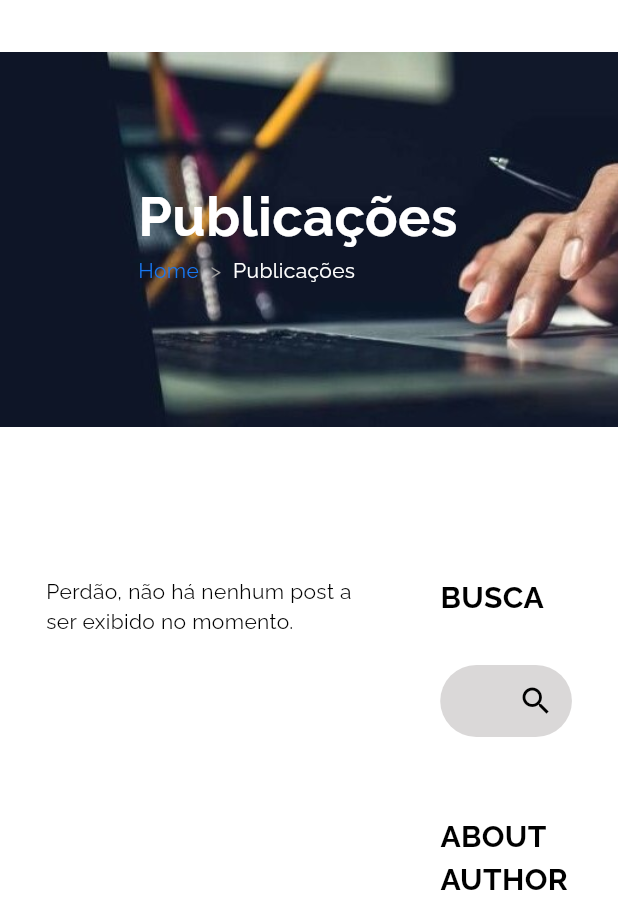
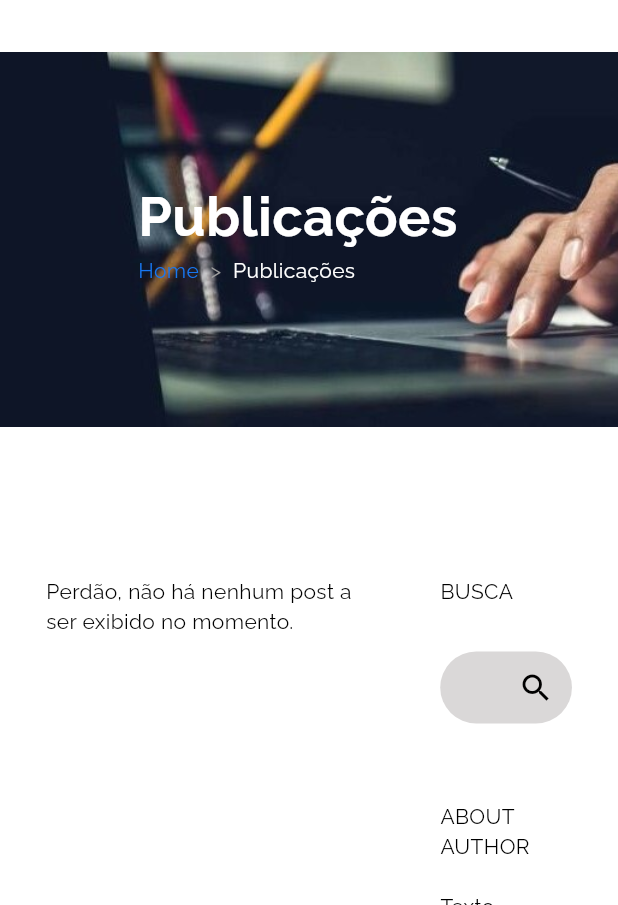
Before and after one commit to obama-imd/obamaHome, a Flutter app: the BlogDesktop widget shown alone on an empty page, opened directly with empty values, on a phone screen of 412 x 824 dp, the part 331-1236 px from its top. Run offline on Flutter 3.47's test engine with Material 3 defaults, Android fonts, the phone set to English and light mode, and no system bars; our stand-ins replace curved_navigation_bar, flutter_image_slideshow, flutter_map, flutter_riverpod, font_awesome_flutter, google_fonts and 3 more; missing offline and left inert: image_network; network calls fail; key blocks and very long unbroken strings in the code were emptied for the run.

Commit message:
Ajustes de responsividade de busca

```diff
--- a/lib/app/views/blog/components/blog-details.dart
+++ b/lib/app/views/blog/components/blog-details.dart
@@ -93,7 +93,7 @@ class _MyStatefulWidgetState extends ConsumerState<BlogDetails> {
                     Container(
                         padding: const EdgeInsets.only(top: 85.0, left: 15),
                         width: swidth * .295,
-                        child: blogFilters(context, swidth, datas, updateData)),
+                        child: blogFilters(context, swidth, datas, updateData, textTheme.titleSmall!)),
                   ])
                 ]);
               } else if (snapshot.hasError) {
--- a/lib/app/views/blog/components/blog-filters.dart
+++ b/lib/app/views/blog/components/blog-filters.dart
@@ -18,13 +18,14 @@ Widget blogFilters(
   double swidth,
   List<BlogModel?> datas,
   Function(String) updateData,
+  TextStyle titleStyle
 ) {
   bool isHover = false;
   return Column(crossAxisAlignment: CrossAxisAlignment.end, children: [
     Container(
         alignment: Alignment.centerLeft,
         margin: const EdgeInsets.only(bottom: 30),
-        child: Text('BUSCA', style: textTheme.titleSmall)),
+        child: Text('BUSCA', style: titleStyle)),
     Container(
         height: 50,
         margin: const EdgeInsets.only(bottom: 50),
@@ -45,7 +46,7 @@ Widget blogFilters(
     Container(
         alignment: Alignment.centerLeft,
         margin: const EdgeInsets.only(bottom: 20),
-        child: Text('ABOUT AUTHOR', style: textTheme.titleSmall)),
+        child: Text('ABOUT AUTHOR', style: titleStyle)),
     Container(
         alignment: Alignment.centerLeft,
         margin: const EdgeInsets.only(bottom: 50),
@@ -55,7 +56,7 @@ Widget blogFilters(
     Container(
         alignment: Alignment.centerLeft,
         margin: const EdgeInsets.only(bottom: 20),
-        child: Text('ÚLTIMOS POSTS', style: textTheme.titleSmall)),
+        child: Text('ÚLTIMOS POSTS', style: titleStyle)),
     // if (datas.isNotEmpty) ...{
       SizedBox(
         height: 80 * datas.length.toDouble(),
--- a/lib/app/views/blog/responsividade/blog_desktop.dart
+++ b/lib/app/views/blog/responsividade/blog_desktop.dart
@@ -15,7 +15,8 @@ class BlogDesktop extends ConsumerStatefulWidget {
   Key key;
   final double swidth;
   Function(String) updateData;
-  BlogDesktop(this.newData, this.key, this.swidth, this.updateData);
+  final TextStyle titleStyle;
+  BlogDesktop(this.newData, this.key, this.swidth, this.updateData, this.titleStyle);
   @override
   BlogDesktopState createState() => BlogDesktopState();
 }
@@ -59,7 +60,7 @@ class BlogDesktopState extends ConsumerState<BlogDesktop> {
                           padding: const EdgeInsets.only(top: 100, left: 30),
                           width: swidth * .286,
                           child: blogFilters(
-                              context, swidth, posts, widget.updateData)),
+                              context, swidth, posts, widget.updateData, widget.titleStyle)),
                     ]),
               ],
             );
--- a/lib/app/views/blog/responsividade/blog_mobile.dart
+++ b/lib/app/views/blog/responsividade/blog_mobile.dart
@@ -14,7 +14,8 @@ class BlogMobile extends ConsumerStatefulWidget {
   Key key;
   final double swidth;
   Function(String) updateData;
-  BlogMobile(this.newData, this.key, this.swidth, this.updateData);
+  final TextStyle titleStyle;
+  BlogMobile(this.newData, this.key, this.swidth, this.updateData, this.titleStyle);
 
   @override
   BlogMobileState createState() => BlogMobileState();
@@ -50,7 +51,7 @@ class BlogMobileState extends ConsumerState<BlogMobile> {
                               Padding(
                                 padding: paddingValues("fullGrid", context),
                                 child: blogFilters(
-                                    context, swidth, posts, widget.updateData),
+                                    context, swidth, posts, widget.updateData, widget.titleStyle),
                               ),
                             ])),
                     if (posts.isEmpty) ...{
--- a/lib/app/views/blog/responsividade/blog_tablet.dart
+++ b/lib/app/views/blog/responsividade/blog_tablet.dart
@@ -14,7 +14,8 @@ class BlogTablet extends ConsumerStatefulWidget {
   Key key;
   final double swidth;
   Function(String) updateData;
-  BlogTablet(this.newData, this.key, this.swidth, this.updateData);
+  final TextStyle titleStyle;
+  BlogTablet(this.newData, this.key, this.swidth, this.updateData, this.titleStyle);
   @override
   BlogTabletState createState() => BlogTabletState();
 }
@@ -49,7 +50,7 @@ class BlogTabletState extends ConsumerState<BlogTablet> {
                               Padding(
                                 padding: paddingValues("fullGrid", context),
                                 child: blogFilters(
-                                    context, swidth, posts, widget.updateData),
+                                    context, swidth, posts, widget.updateData, widget.titleStyle),
                               ),
                             ])),
                     if (posts.isEmpty) ...{
--- a/lib/utils/app_theme.dart
+++ b/lib/utils/app_theme.dart
@@ -27,7 +27,7 @@ const Color modalBackground = Color.fromRGBO(23, 119, 242, .9);
 const Color onSurface = Colors.black;
 
 const LinearGradient gradientColor = LinearGradient(
-    begin: Alignment.topLeft, colors: [Colors.white, Colors.blue]);
+    begin: Alignment.topLeft, colors: [Color.fromARGB(255, 150, 144, 144), Colors.blue]);
 
 final TextTheme textTheme = TextTheme(
   titleLarge: GoogleFonts.raleway(
```
Also changed, not shown: lib/app/views/blog/blog_view.dart (+6 -7 lines), lib/app/views/search/components/advancedSearchOA.dart (+7 -4 lines), lib/app/views/search/responsividade/search_desktop.dart (+7 -3 lines), lib/app/views/search/responsividade/search_mobile.dart (+7 -5 lines), lib/app/views/search/responsividade/search_tablet.dart (+8 -4 lines), lib/app/views/search/searchOA_view.dart (+18 -17 lines).
